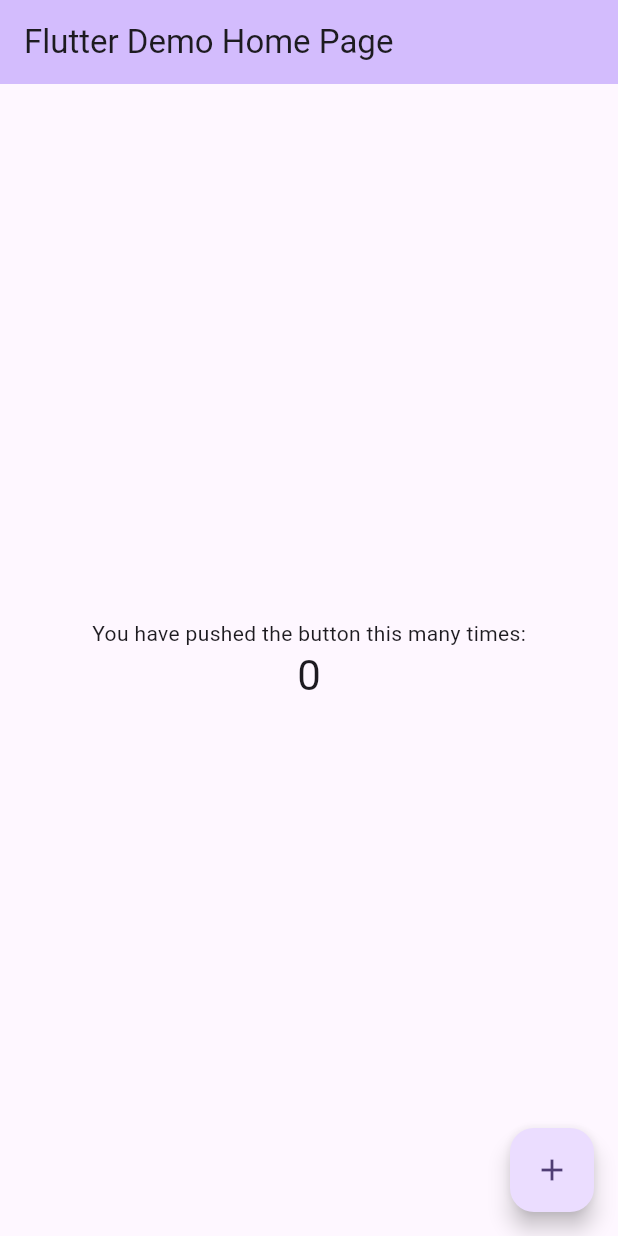
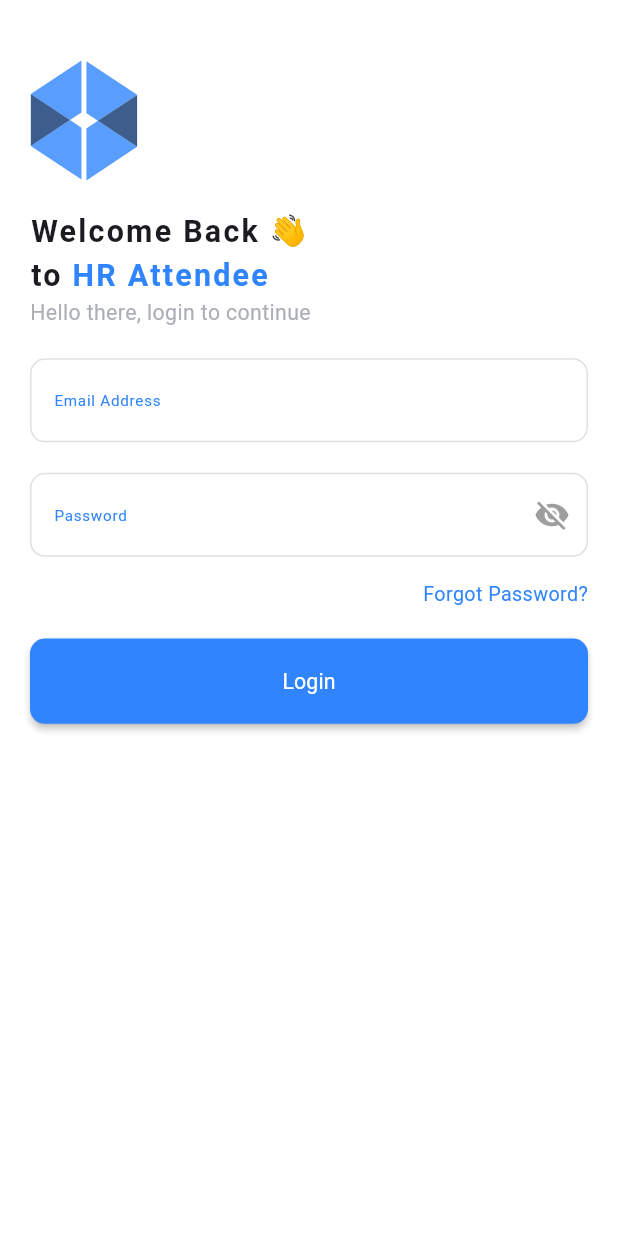
Before and after one commit to rokaia-ahmed/employee_system, a Flutter app: the screen it shows after launch, on a phone screen of 412 x 824 dp. Run offline on Flutter 3.47's test engine with Material 3 defaults, Android fonts, the light colour scheme and no system bars; our stand-ins replace flutter_screenutil, flutter_svg.

Commit message:
sign in screen

```diff
--- /dev/null
+++ b/lib/core/routing/app_router.dart
@@ -0,0 +1,15 @@
+import 'package:employee_system/core/routing/routes.dart';
+import 'package:flutter/material.dart';
+
+import '../../../features/sign_in/screens/sign_in_screen.dart';
+
+class AppRouter{
+ Route? generateRoute(RouteSettings settings){
+   final args = settings.arguments;
+   switch(settings.name){
+      case Routes.signIn:
+        return MaterialPageRoute(builder: (_)=>const SignInScreen());
+   }
+   return null;
+ }
+}
--- /dev/null
+++ b/lib/core/routing/routes.dart
@@ -0,0 +1,3 @@
+class Routes{
+  static const String signIn = '/signIn';
+}
--- /dev/null
+++ b/lib/core/theming/dark_theme.dart
@@ -0,0 +1,6 @@
+import 'package:flutter/material.dart';
+
+ThemeData darkTheme = ThemeData(
+useMaterial3: true,
+scaffoldBackgroundColor: Colors.black,
+);
--- /dev/null
+++ b/lib/core/theming/light_theme.dart
@@ -0,0 +1,7 @@
+import 'package:flutter/material.dart';
+
+
+ThemeData lightTheme = ThemeData(
+useMaterial3: true,
+  scaffoldBackgroundColor: Colors.white,
+);
--- a/lib/core/utils/app_images.dart
+++ b/lib/core/utils/app_images.dart
@@ -0,0 +1,11 @@
+const String imagesPath = 'assets/images';
+const String iconsPath = 'assets/icons';
+const String svgsPath = 'assets/svgs';
+
+class AppImages {}
+
+class AppSvgs {
+  static const String logo =  '$svgsPath/logo.svg';
+}
+
+class AppIcons {}
--- /dev/null
+++ b/lib/core/utils/colors/dark_colors.dart
@@ -0,0 +1,5 @@
+import 'package:flutter/material.dart';
+
+class DarkColors{
+  static const primary = Color(0xFF0D47A1);
+}
--- /dev/null
+++ b/lib/core/utils/colors/light_colors.dart
@@ -0,0 +1,6 @@
+import 'package:flutter/material.dart';
+
+class LightColors{
+  static const primary = Color(0xFF3085FE);
+  static const greyColor = Color(0xFFACAFB5);
+}
--- /dev/null
+++ b/lib/core/utils/styles.dart
@@ -0,0 +1,40 @@
+import 'package:flutter/material.dart';
+import 'package:flutter_screenutil/flutter_screenutil.dart';
+
+import 'colors/light_colors.dart';
+
+class TextStyles {
+  static TextStyle  font20BlackBold = TextStyle(
+    fontSize: 20.sp,
+    fontWeight: FontWeight.bold,
+  );
+  static TextStyle  font14BlackW400 = TextStyle(
+    fontSize: 14.sp,
+    fontWeight: FontWeight.w400,
+  );
+  static TextStyle  font20BlueBold= TextStyle(
+  fontSize: 20.sp,
+  fontWeight: FontWeight.bold,
+  color: LightColors.primary,
+  );
+  static TextStyle  font10BlueW400= TextStyle(
+    fontSize: 10.sp,
+    fontWeight: FontWeight.w400,
+    color: LightColors.primary,
+  );
+  static TextStyle  font13BlueW400= TextStyle(
+    fontSize: 13.sp,
+    fontWeight: FontWeight.w400,
+    color: LightColors.primary,
+  );
+  static TextStyle  font14GreyW400= TextStyle(
+    fontSize: 14.sp,
+    fontWeight: FontWeight.w400,
+    color: LightColors.greyColor,
+  );
+  static TextStyle  font10GreyW400= TextStyle(
+    fontSize: 10.sp,
+    fontWeight: FontWeight.w400,
+    color: LightColors.greyColor,
+  );
+}
--- /dev/null
+++ b/lib/core/widgets/custom_text_form_field.dart
@@ -0,0 +1,72 @@
+import 'package:flutter/material.dart';
+
+import '../utils/styles.dart';
+
+class CustomTextFormField extends StatefulWidget {
+  const CustomTextFormField({super.key,
+    required this.labelText,
+    this.controller,
+    this.obscureText,  this.hintText});
+
+  final  String labelText;
+  final  String? hintText;
+  final TextEditingController? controller;
+  final bool? obscureText;
+
+  @override
+  State<CustomTextFormField> createState() => _CustomTextFormFieldState();
+}
+
+class _CustomTextFormFieldState extends State<CustomTextFormField> {
+  bool _obscureText = true;
+
+  @override
+  void initState() {
+    super.initState();
+    _obscureText = widget.obscureText??false;
+  }
+  @override
+  Widget build(BuildContext context) {
+    return TextFormField(
+      controller:widget.controller,
+      obscureText:_obscureText,
+      decoration: InputDecoration(
+        labelText: widget.labelText,
+        hintText: widget.hintText,
+        hintStyle: TextStyles.font10GreyW400,
+       labelStyle:TextStyles.font10BlueW400,
+        border:OutlineInputBorder(
+          borderRadius: BorderRadius.circular(10),
+          borderSide: BorderSide(
+            color: Colors.grey.shade300,
+          ),
+        ),
+        enabledBorder: OutlineInputBorder(
+          borderRadius: BorderRadius.circular(10),
+          borderSide: BorderSide(
+            color: Colors.grey.shade300,
+          ),
+        ),
+        focusedBorder: OutlineInputBorder(
+          borderRadius: BorderRadius.circular(10),
+          borderSide: BorderSide(
+            color: Colors.blue,
+          ),
+        ),
+        suffixIcon: widget.obscureText??false
+            ? IconButton(
+          icon: Icon(
+            _obscureText ? Icons.visibility_off : Icons.visibility,
+            color: Colors.grey,
+          ),
+          onPressed: () {
+            setState(() {
+              _obscureText = !_obscureText;
+            });
+          },
+        )
+            : null,
+      ),
+    );
+  }
+}
--- /dev/null
+++ b/lib/features/sign_in/screens/sign_in_screen.dart
@@ -0,0 +1,83 @@
+import 'package:employee_system/core/utils/app_images.dart';
+import 'package:employee_system/core/utils/styles.dart';
+import 'package:flutter/material.dart';
+import 'package:flutter_screenutil/flutter_screenutil.dart';
+import 'package:flutter_svg/flutter_svg.dart';
+import '../../../core/utils/colors/light_colors.dart';
+import '../../../core/widgets/custom_text_form_field.dart';
+import '../widgets/welcome_msg.dart';
+
+class SignInScreen extends StatelessWidget {
+  const SignInScreen({super.key});
+  @override
+  Widget build(BuildContext context) {
+    return Scaffold(
+      body: SafeArea(
+        child: SingleChildScrollView(
+          child: Padding(
+            padding: const EdgeInsets.all(20.0),
+            child: Column(
+              crossAxisAlignment: CrossAxisAlignment.start,
+              children: [
+                SizedBox(
+                  height: 20.h,
+                ),
+                SvgPicture.asset(AppSvgs.logo),
+                SizedBox(
+                  height: 20.h,
+                ),
+                WelcomeMsg(),
+                SizedBox(
+                  height: 20.h,
+                ),
+                CustomTextFormField(
+                  labelText: 'Email Address',
+                  hintText:'Enter Email Address' ,
+                  controller: TextEditingController(),
+                ),
+                SizedBox(
+                  height: 20.h,
+                ),
+                CustomTextFormField(
+                  labelText: 'Password',
+                  hintText: 'Enter Password',
+                  controller: TextEditingController(),
+                  obscureText: true,
+                ),
+                SizedBox(
+                  height: 15.h,
+                ),
+                Align(
+                  alignment: Alignment.topRight,
+                  child: InkWell(
+                    onTap: (){},
+                    child: Text('Forgot Password?',
+                    style: TextStyles.font13BlueW400,
+                    ),
+                  ),
+                ),
+                SizedBox(
+                  height: 20.h,
+                ),
+                MaterialButton(
+                 onPressed: (){},
+                  minWidth: double.infinity,
+                  height: 56.h,
+                  color: LightColors.primary,
+                  shape: RoundedRectangleBorder(
+                    borderRadius: BorderRadius.circular(10),
+                  ),
+                  child: Text('Login',
+                  style: TextStyles.font14BlackW400.copyWith(
+                    color: Colors.white,
+                  ),
+                  ),
+                ),
+              ],
+            ),
+          ),
+        ),
+      ),
+    );
+  }
+}
--- /dev/null
+++ b/lib/features/sign_in/widgets/welcome_msg.dart
@@ -0,0 +1,37 @@
+import 'package:employee_system/core/utils/styles.dart';
+import 'package:flutter/material.dart';
+
+class WelcomeMsg extends StatelessWidget {
+  const WelcomeMsg({super.key});
+
+  @override
+  Widget build(BuildContext context) {
+    return Column(
+      crossAxisAlignment: CrossAxisAlignment.start,
+      children: [
+        Text('Welcome Back 👋',
+          style: TextStyles.font20BlackBold.copyWith(
+            letterSpacing: 1.5,
+          ),
+        ),
+        Row(
+          children: [
+            Text('to ',
+              style: TextStyles.font20BlackBold.copyWith(
+                letterSpacing: 1.5,
+              ),
+            ),
+            Text('HR Attendee',
+              style: TextStyles.font20BlueBold.copyWith(
+                letterSpacing: 1.5,
+              ),
+            ),
+          ],
+        ),
+        Text('Hello there, login to continue',
+          style: TextStyles.font14GreyW400,
+        )
+      ],
+    );
+  }
+}
--- a/lib/main.dart
+++ b/lib/main.dart
@@ -1,4 +1,10 @@
 import 'package:flutter/material.dart';
+import 'package:flutter_screenutil/flutter_screenutil.dart';
+import 'core/routing/app_router.dart';
+import 'core/routing/routes.dart';
+import 'core/theming/dark_theme.dart';
+import 'core/theming/light_theme.dart';
+
 
 void main() {
   runApp(const MyApp());
@@ -6,64 +12,23 @@ void main() {
 
 class MyApp extends StatelessWidget {
   const MyApp({super.key});
-
-  // This widget is the root of your application.
   @override
   Widget build(BuildContext context) {
-    return MaterialApp(
-      title: 'Flutter Demo',
-      theme: ThemeData(
-        colorScheme: ColorScheme.fromSeed(seedColor: Colors.deepPurple),
-        useMaterial3: true,
-      ),
-      home: const MyHomePage(title: 'Flutter Demo Home Page'),
+    return ScreenUtilInit(
+      designSize: Size(375, 812),
+      minTextAdapt: true,
+      splitScreenMode: true,
+      builder: (_,child){
+        return  MaterialApp(
+          title: 'Employee System',
+          debugShowCheckedModeBanner: false,
+          theme:lightTheme,
+          darkTheme:darkTheme,
+          home:child,
+          onGenerateRoute: AppRouter().generateRoute,
+          initialRoute: Routes.signIn,
+        );
+      },
     );
   }
 }
-
-class MyHomePage extends StatefulWidget {
-  const MyHomePage({super.key, required this.title});
-  final String title;
-
-  @override
-  State<MyHomePage> createState() => _MyHomePageState();
-}
-
-class _MyHomePageState extends State<MyHomePage> {
-  int _counter = 0;
-
-  void _incrementCounter() {
-    setState(() {
-      _counter++;
-    });
-  }
-
-  @override
-  Widget build(BuildContext context) {
-    return Scaffold(
-      appBar: AppBar(
-        backgroundColor: Theme.of(context).colorScheme.inversePrimary,
-        title: Text(widget.title),
-      ),
-      body: Center(
-        child: Column(
-          mainAxisAlignment: MainAxisAlignment.center,
-          children: <Widget>[
-            const Text(
-              'You have pushed the button this many times:',
-            ),
-            Text(
-              '$_counter',
-              style: Theme.of(context).textTheme.headlineMedium,
-            ),
-          ],
-        ),
-      ),
-      floatingActionButton: FloatingActionButton(
-        onPressed: _incrementCounter,
-        tooltip: 'Increment',
-        child: const Icon(Icons.add),
-      ), // This trailing comma makes auto-formatting nicer for build methods.
-    );
-  }
-}
--- a/pubspec.yaml
+++ b/pubspec.yaml
@@ -35,6 +35,8 @@ dependencies:
   # Use with the CupertinoIcons class for iOS style icons.
   cupertino_icons: ^1.0.8
   flutter_native_splash: ^2.4.4
+  flutter_screenutil: ^5.9.3
+  flutter_svg: ^2.0.17
 
 
 
```
Also changed, not shown: assets/svgs/logo.svg (added), lib/core/utils/app_colors.dart (deleted), pubspec.lock.
